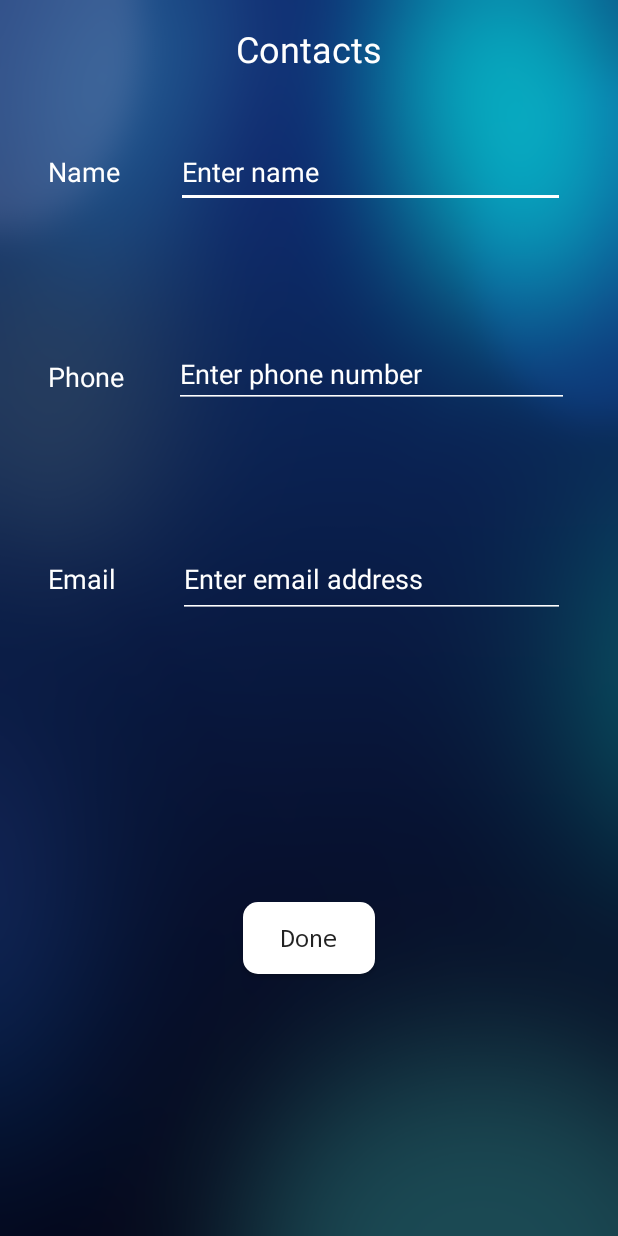
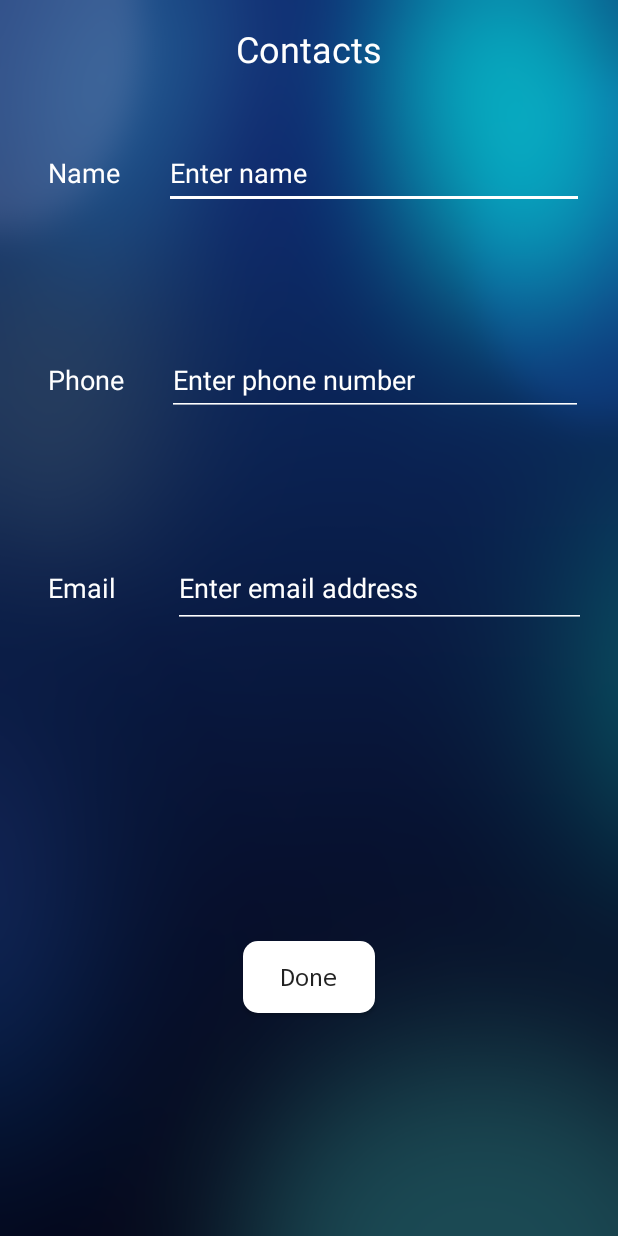
Before and after one commit to gpadmaku1/card-reader, an Android app: the ContactsActivity screen opened directly, with no data from a screen before it, on a phone screen of 412 x 824 dp. Run offline under Robolectric (Android 15) with nearby library versions, the phone set to English and light mode, and no system bars.

```diff
--- a/app/src/main/res/layout/activity_contacts.xml
+++ b/app/src/main/res/layout/activity_contacts.xml
@@ -9,20 +9,22 @@
 
     <TextView
         android:id="@+id/textView3"
-        android:layout_width="wrap_content"
-        android:layout_height="wrap_content"
-        android:layout_marginLeft="32dp"
+        android:layout_width="54dp"
+        android:layout_height="23dp"
+        android:layout_marginLeft="16dp"
         android:layout_marginStart="32dp"
         android:text="@string/name"
         android:textColor="@android:color/white"
         android:textSize="18sp"
         app:layout_constraintBaseline_toBaselineOf="@+id/nameText"
-        app:layout_constraintLeft_toLeftOf="parent" />
+        app:layout_constraintLeft_toLeftOf="parent"
+        tools:layout_editor_absoluteY="103dp"
+        tools:layout_editor_absoluteX="26dp" />
 
     <TextView
         android:id="@+id/textView4"
-        android:layout_width="wrap_content"
-        android:layout_height="wrap_content"
+        android:layout_width="55dp"
+        android:layout_height="28dp"
         android:layout_marginLeft="32dp"
         android:layout_marginStart="32dp"
         android:text="@string/phone"
@@ -33,20 +35,21 @@
 
     <TextView
         android:id="@+id/textView5"
-        android:layout_width="wrap_content"
-        android:layout_height="wrap_content"
+        android:layout_width="58dp"
+        android:layout_height="25dp"
         android:layout_marginStart="32dp"
         android:layout_marginLeft="32dp"
         android:text="@string/email"
         android:textColor="@android:color/white"
         android:textSize="18sp"
         app:layout_constraintBaseline_toBaselineOf="@+id/emailText"
-        app:layout_constraintLeft_toLeftOf="parent" />
+        app:layout_constraintLeft_toLeftOf="parent"
+        tools:layout_editor_absoluteY="377dp" />
 
     <EditText
         android:id="@+id/nameText"
-        android:layout_width="259dp"
-        android:layout_height="47dp"
+        android:layout_width="280dp"
+        android:layout_height="48dp"
         android:layout_marginLeft="8dp"
         android:layout_marginRight="8dp"
         android:layout_marginTop="91dp"
@@ -57,15 +60,15 @@
         android:textColor="@android:color/white"
         android:textColorHint="@android:color/white"
         android:textSize="18sp"
-        app:layout_constraintHorizontal_bias="0.52"
+        app:layout_constraintHorizontal_bias="0.517"
         app:layout_constraintLeft_toRightOf="@+id/textView3"
         app:layout_constraintRight_toRightOf="parent"
         app:layout_constraintTop_toTopOf="parent" />
 
     <EditText
         android:id="@+id/phoneText"
-        android:layout_width="263dp"
-        android:layout_height="43dp"
+        android:layout_width="277dp"
+        android:layout_height="48dp"
         android:layout_marginLeft="8dp"
         android:layout_marginRight="8dp"
         android:layout_marginTop="90dp"
@@ -78,12 +81,13 @@
         android:textSize="18sp"
         app:layout_constraintLeft_toRightOf="@+id/textView4"
         app:layout_constraintRight_toRightOf="parent"
-        app:layout_constraintTop_toBottomOf="@+id/nameText" />
+        app:layout_constraintTop_toBottomOf="@+id/nameText"
+        tools:layout_editor_absoluteY="224dp" />
 
     <EditText
         android:id="@+id/emailText"
-        android:layout_width="258dp"
-        android:layout_height="52dp"
+        android:layout_width="275dp"
+        android:layout_height="53dp"
         android:layout_marginLeft="8dp"
         android:layout_marginRight="8dp"
         android:layout_marginTop="88dp"
@@ -94,7 +98,7 @@
         android:textColor="@android:color/white"
         android:textColorHint="@android:color/white"
         android:textSize="18sp"
-        app:layout_constraintHorizontal_bias="0.545"
+        app:layout_constraintHorizontal_bias="0.555"
         app:layout_constraintLeft_toRightOf="@+id/textView5"
         app:layout_constraintRight_toRightOf="parent"
         app:layout_constraintTop_toBottomOf="@+id/phoneText" />
@@ -135,6 +139,6 @@
         app:layout_constraintLeft_toLeftOf="parent"
         app:layout_constraintRight_toRightOf="parent"
         app:layout_constraintTop_toBottomOf="@+id/emailText"
-        app:layout_constraintVertical_bias="0.521" />
+        app:layout_constraintVertical_bias="0.588" />
 
 </android.support.constraint.ConstraintLayout>
```
Also changed, not shown: app/src/main/java/com/gpads/gautham/imagetotextanalysis/Activities/MainActivity.java (+20 -0 lines), app/src/main/java/com/gpads/gautham/imagetotextanalysis/Tools/VolleyNetworking.java (+9 -5 lines), app/src/main/res/layout/activity_main.xml (+4 -3 lines).
